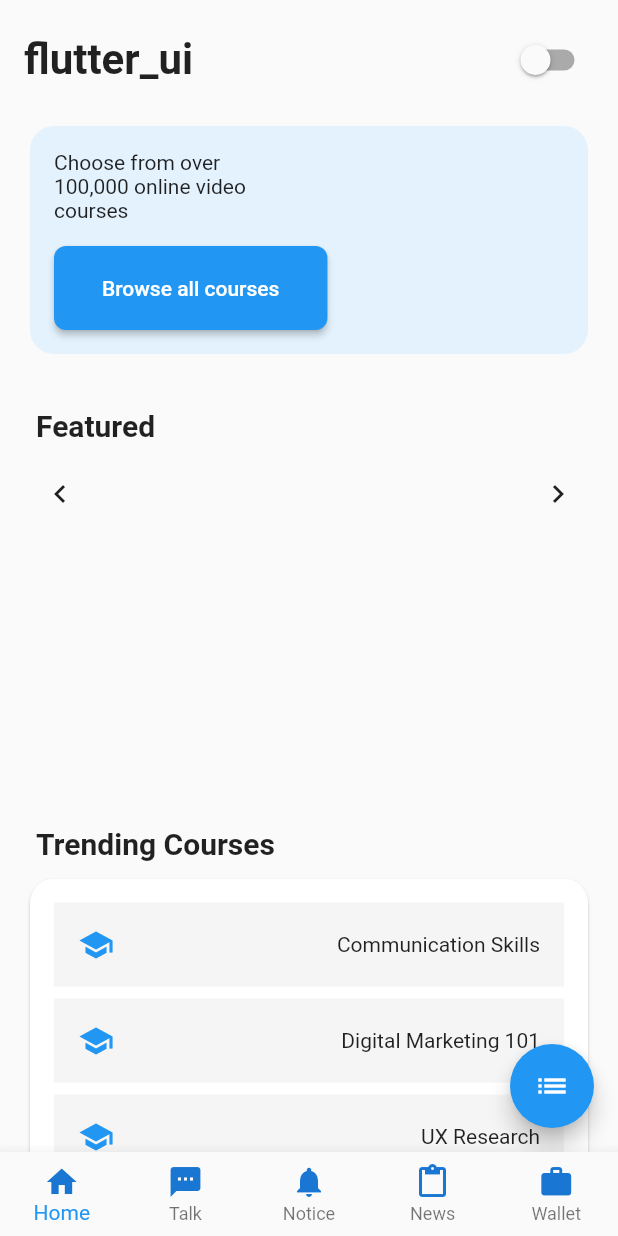
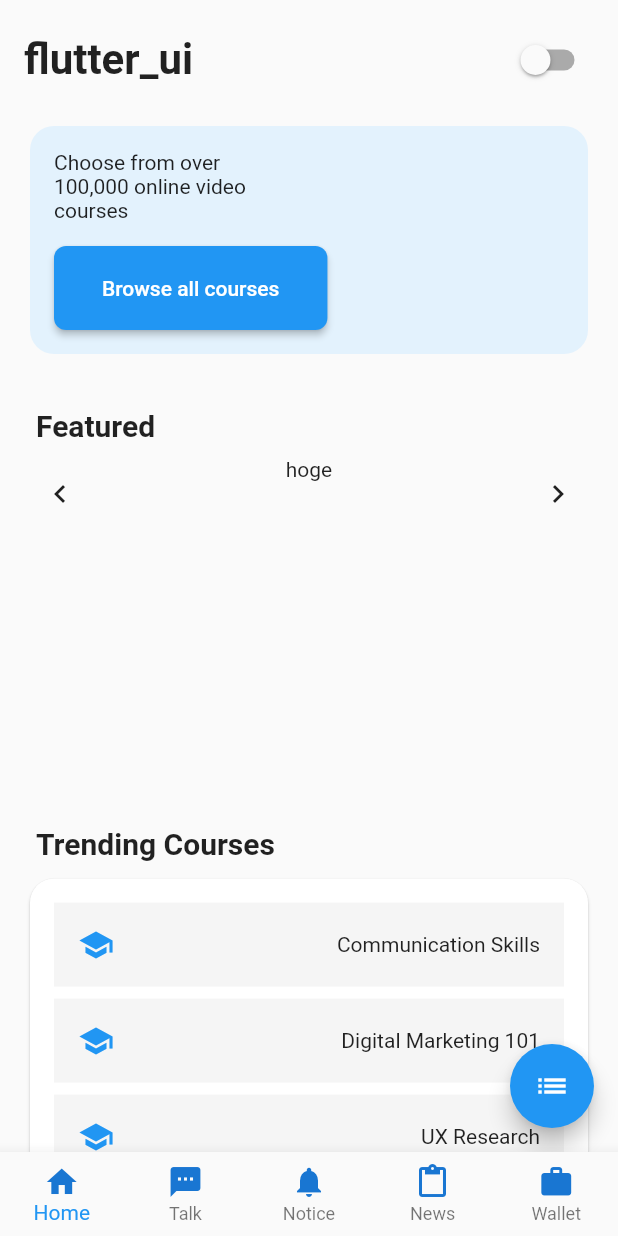
Before and after one commit to shin-carpediem/flutter_ui, a Flutter app: the screen it shows after launch, on a phone screen of 412 x 824 dp. Run offline on Flutter 3.47's test engine with Material 2 defaults, Android fonts, the phone set to English and light mode, and no system bars; drawn by our look-alikes of carousel_slider; our stand-ins replace avatar_glow, cloud_firestore, firebase_auth, firebase_core, flutter_datetime_picker, flutter_dotenv and 9 more; accounts and stored records are empty.

Commit message:
refactor edit course

```diff
--- a/lib/core/course_card_domain.dart
+++ /dev/null
@@ -1,18 +0,0 @@
-class CourseCardModel {
-  CourseCardModel(
-    this.id,
-    this.key,
-    this.title,
-    this.subtitle,
-    this.logoUrl,
-    this.favoriteList,
-    this.favoriteNum,
-  );
-  String id;
-  String key;
-  String title;
-  String subtitle;
-  String logoUrl;
-  List<String> favoriteList = [];
-  int favoriteNum = 0;
-}
--- a/lib/main.dart
+++ b/lib/main.dart
@@ -18,10 +18,7 @@ import 'package:flutter_ui/models/add_course_model/add_course_model.dart';
 import 'package:flutter_ui/models/app_theme_model/app_theme_model.dart';
 import 'package:flutter_ui/models/chat_model/chat_model.dart';
 import 'package:flutter_ui/models/chat_uesr_model/chat_user_model.dart';
-import 'package:flutter_ui/models/course_card_modal/course_card_modal.dart';
 import 'package:flutter_ui/models/course_card_model/course_card_model.dart';
-import 'package:flutter_ui/models/course_title_modal/course_title_modal.dart';
-import 'package:flutter_ui/models/edit_course_model/edit_course_model.dart';
 import 'package:flutter_ui/models/edit_profile_model/edit_profile_model.dart';
 import 'package:flutter_ui/models/location_model/location_model.dart';
 import 'package:flutter_ui/models/login_model/login_model.dart';
@@ -40,8 +37,8 @@ final CourseCardProvider =
 final AddCourseProvider = StateNotifierProvider<AddCourseModel, AddCourseState>(
     (ref) => AddCourseModel());
 final EditCourseProvider =
-    StateNotifierProvider<EditCourseModel, EditCourseState>(
-        (ref) => EditCourseModel());
+    StateNotifierProvider<EditCourseController, CourseCardState>(
+        (ref) => EditCourseController());
 final LogInProvider =
     StateNotifierProvider<LogInModel, LogInState>((ref) => LogInModel());
 final MyPageProvider = StateNotifierProvider<MyPageModel, MyPageState>(
@@ -80,10 +77,6 @@ class MyApp extends HookConsumerWidget {
 
     return provider.MultiProvider(
       providers: [
-        provider.ChangeNotifierProvider<CourseCard>(
-            create: (ref) => CourseCard()..fetchCourseCard()),
-        provider.ChangeNotifierProvider<CourseTitle>(
-            create: (ref) => CourseTitle()..fetchCourseTitle()),
         provider.ChangeNotifierProvider<ChatUser>(
             create: (ref) => ChatUser()..fetchChatUser()),
       ],
--- a/lib/screens/chat_screen.dart
+++ b/lib/screens/chat_screen.dart
@@ -1,6 +1,6 @@
 // ignore_for_file: use_key_in_widget_constructors, prefer_const_constructors_in_immutables, non_constant_identifier_names
 import 'package:cloud_firestore/cloud_firestore.dart';
-import 'package:firebase_auth/firebase_auth.dart';
+// import 'package:firebase_auth/firebase_auth.dart';
 import 'package:flutter/material.dart';
 import 'package:flutter_ui/main.dart';
 import 'package:flutter_ui/widgets/chat/message_widget.dart';
--- a/lib/screens/recommended_screen.dart
+++ b/lib/screens/recommended_screen.dart
@@ -17,6 +17,7 @@ class Recommended extends HookConsumerWidget {
   Widget build(BuildContext context, WidgetRef ref) {
     final CourseCardState = ref.watch(CourseCardProvider);
     final CourseCardController = ref.read(CourseCardProvider.notifier);
+    final editCourseController = ref.read(EditCourseProvider.notifier);
     final dynamic user = FirebaseAuth.instance.currentUser;
 
     return StreamBuilder<QuerySnapshot>(
@@ -111,6 +112,7 @@ class Recommended extends HookConsumerWidget {
                 return recommendedWidget(
                   CourseCardState,
                   CourseCardController,
+                  editCourseController,
                   user,
                   uid,
                   context,
--- a/lib/widgets/featured_widget.dart
+++ b/lib/widgets/featured_widget.dart
@@ -1,91 +1,29 @@
-// ignore_for_file: prefer_const_constructors, sized_box_for_whitespace, unused_element, avoid_unnecessary_containers, use_key_in_widget_constructors, must_be_immutable
+// ignore_for_file: prefer_const_constructors
 
+import 'package:cloud_firestore/cloud_firestore.dart';
 import 'package:flutter/material.dart';
-import 'package:provider/provider.dart';
+import 'package:flutter_ui/widgets/featured_each_widget.dart';
+import 'package:hooks_riverpod/hooks_riverpod.dart';
 import 'package:carousel_slider/carousel_slider.dart';
-import 'package:flutter_ui/core/course_card_domain.dart';
-import 'package:flutter_ui/models/course_card_modal/course_card_modal.dart';
-import 'package:flutter_ui/widgets/icon_logo_widget.dart';
 
-class Featured extends StatelessWidget {
+// ignore: must_be_immutable
+class Featured extends HookConsumerWidget {
   CarouselController buttonCarouselController = CarouselController();
+  Featured({Key? key}) : super(key: key);
 
   @override
-  Widget build(BuildContext context) {
+  Widget build(BuildContext context, WidgetRef ref) {
+    return StreamBuilder<QuerySnapshot>(
+        stream: FirebaseFirestore.instance.collection('courseCard').snapshots(),
+        builder: (BuildContext context, AsyncSnapshot<QuerySnapshot> snapshot) {
+          if (!snapshot.hasData) {
+            return const CircularProgressIndicator();
+          }
           return Column(
             children: [
-        Consumer<CourseCard>(builder: (context, model, child) {
-          final List<CourseCardModel>? courseCards = model.courseCards;
-
-          if (courseCards == null) {
-            return CircularProgressIndicator();
-          }
-
-          final List<Widget> widgets = courseCards
-              .map((courseCard) => Container(
-                    child: Column(
-                      children: [
-                        Stack(
-                          children: [
-                            Container(
-                              margin: const EdgeInsets.only(top: 24),
-                              child: Card(
-                                shape: RoundedRectangleBorder(
-                                  borderRadius: BorderRadius.circular(16),
-                                ),
-                                child: Container(
-                                  padding: const EdgeInsets.symmetric(
-                                    horizontal: 8,
-                                    vertical: 32,
-                                  ),
-                                  child: Container(
-                                    width: 320,
-                                    child: Column(
-                                      crossAxisAlignment:
-                                          CrossAxisAlignment.center,
-                                      // ignore: prefer_const_literals_to_create_immutables
-                                      children: [
-                                        Text(
-                                          courseCard.title,
-                                          style: const TextStyle(
-                                              fontWeight: FontWeight.bold),
-                                        ),
-                                        const SizedBox(height: 16),
-                                        Text(
-                                          courseCard.subtitle,
-                                          textAlign: TextAlign.center,
-                                        ),
-                                      ],
-                                    ),
-                                  ),
-                                ),
-                              ),
-                            ),
-                            Align(
-                              alignment: Alignment.topCenter,
-                              child: IconLogo(
-                                size: 48,
-                                url: courseCard.logoUrl,
-                              ),
-                            ),
-                          ],
-                        ),
-                      ],
-                    ),
-                  ))
-              .toList();
-          // TODO: いいね数1位から順に並べ替えしたいが、a、bが、containerで、favoriteNumが取得できない
-          //  .sort((a, b) => -a.favoriteNum(
-          //         b.favoriteNum,
-          //       ));
-
-          return Column(children: [
               Container(
                 width: double.infinity,
-              padding: EdgeInsets.only(
-                top: 32,
-                left: 8,
-              ),
+                padding: EdgeInsets.only(top: 32, left: 8),
                 alignment: Alignment.centerLeft,
                 child: const Text(
                   'Featured',
@@ -108,7 +46,9 @@ class Featured extends StatelessWidget {
                     ),
                   ),
                   CarouselSlider(
-                  items: widgets,
+                    // TODO:
+                    // items: featuredEach(snapshot),
+                    items: [Text('hoge'), Text('hoge')],
                     carouselController: buttonCarouselController,
                     options: CarouselOptions(
                       enableInfiniteScroll: true,
@@ -126,9 +66,8 @@ class Featured extends StatelessWidget {
                   ),
                 ],
               ),
-          ]);
-        }),
             ],
           );
+        });
   }
 }
--- a/lib/widgets/recommended_widget.dart
+++ b/lib/widgets/recommended_widget.dart
@@ -7,6 +7,7 @@ import 'package:flutter_ui/screens/edit_course_modal.dart';
 Widget recommendedWidget(
   CourseCardState,
   CourseCardController,
+  editCourseController,
   user,
   uid,
   context,
@@ -95,6 +96,7 @@ Widget recommendedWidget(
               modalBottomSheet(
                 CourseCardState,
                 CourseCardController,
+                editCourseController,
                 context,
                 doc,
               );
```
Also changed, not shown: lib/controller/edit_course_controller.dart (+4 -5 lines), lib/models/course_card_modal/course_card_modal.dart (deleted, +0 -85 lines), lib/models/edit_course_model/edit_course_model.dart (deleted, +0 -14 lines), lib/screens/edit_course_modal.dart (+38 -24 lines), lib/widgets/featured_each_widget copy.dart (added, +57 -0 lines), lib/widgets/featured_each_widget.dart (added, +57 -0 lines), lib/models/edit_course_model/edit_course_model.freezed.dart (deleted). Lines whose indentation alone changed are shown as unchanged.
